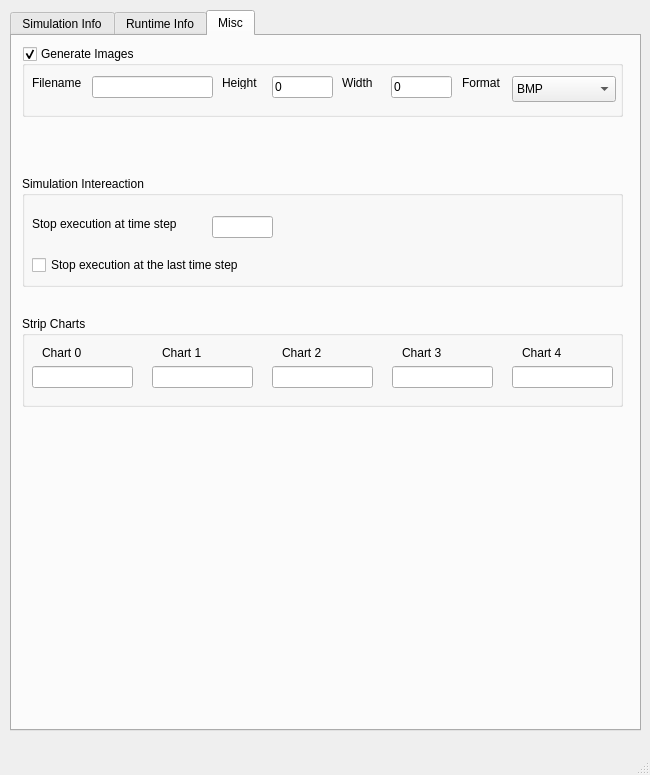
This is src/VisIt/libsim/uintah.ui in Uintah/Uintah as Qt 5 draws it before an edit. The edited form follows.
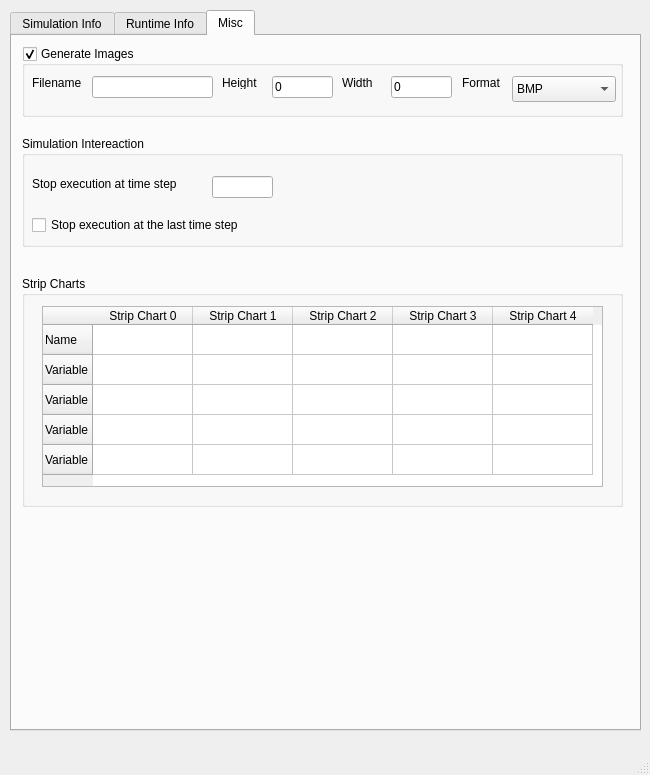
This is the edited form. The open tabs and pages were chosen to show the change.

Commit message: added strip chart functionality

What changed in the file:
```diff
--- a/src/VisIt/libsim/uintah.ui
+++ b/src/VisIt/libsim/uintah.ui
@@ -722,7 +722,7 @@
       <property name="geometry">
        <rect>
         <x>10</x>
-        <y>140</y>
+        <y>100</y>
         <width>601</width>
         <height>111</height>
        </rect>
@@ -771,128 +771,73 @@
       <property name="geometry">
        <rect>
         <x>10</x>
-        <y>280</y>
+        <y>240</y>
         <width>601</width>
-        <height>91</height>
+        <height>231</height>
        </rect>
       </property>
       <property name="title">
        <string>Strip Charts</string>
       </property>
-      <widget class="QLabel" name="StripChartLabel1">
-       <property name="geometry">
-        <rect>
-         <x>140</x>
-         <y>30</y>
-         <width>56</width>
-         <height>13</height>
-        </rect>
-       </property>
-       <property name="text">
-        <string>Chart 1</string>
-       </property>
-      </widget>
-      <widget class="QLineEdit" name="StripChartVar1">
-       <property name="geometry">
-        <rect>
-         <x>130</x>
-         <y>50</y>
-         <width>101</width>
-         <height>22</height>
-        </rect>
-       </property>
-      </widget>
-      <widget class="QLabel" name="StripChartLabel2">
-       <property name="geometry">
-        <rect>
-         <x>260</x>
-         <y>30</y>
-         <width>56</width>
-         <height>13</height>
-        </rect>
-       </property>
-       <property name="text">
-        <string>Chart 2</string>
-       </property>
-      </widget>
-      <widget class="QLabel" name="StripChartLabel3">
-       <property name="geometry">
-        <rect>
-         <x>380</x>
-         <y>30</y>
-         <width>56</width>
-         <height>13</height>
-        </rect>
-       </property>
-       <property name="text">
-        <string>Chart 3</string>
-       </property>
-      </widget>
-      <widget class="QLabel" name="StripChartLabel0">
+      <widget class="QTableWidget" name="StripChartTable">
        <property name="geometry">
         <rect>
          <x>20</x>
          <y>30</y>
-         <width>56</width>
-         <height>13</height>
+         <width>561</width>
+         <height>181</height>
         </rect>
        </property>
-       <property name="text">
-        <string>Chart 0</string>
-       </property>
-      </widget>
-      <widget class="QLabel" name="StripChartLabel4">
-       <property name="geometry">
-        <rect>
-         <x>500</x>
-         <y>30</y>
-         <width>56</width>
-         <height>13</height>
-        </rect>
-       </property>
-       <property name="text">
-        <string>Chart 4</string>
-       </property>
-      </widget>
-      <widget class="QLineEdit" name="StripChartVar2">
-       <property name="geometry">
-        <rect>
-         <x>250</x>
-         <y>50</y>
-         <width>101</width>
-         <height>22</height>
-        </rect>
-       </property>
-      </widget>
-      <widget class="QLineEdit" name="StripChartVar3">
-       <property name="geometry">
-        <rect>
-         <x>370</x>
-         <y>50</y>
-         <width>101</width>
-         <height>22</height>
-        </rect>
-       </property>
-      </widget>
-      <widget class="QLineEdit" name="StripChartVar4">
-       <property name="geometry">
-        <rect>
-         <x>490</x>
-         <y>50</y>
-         <width>101</width>
-         <height>22</height>
-        </rect>
-       </property>
-      </widget>
-      <widget class="QLineEdit" name="StripChartVar0">
-       <property name="geometry">
-        <rect>
-         <x>10</x>
-         <y>50</y>
-         <width>101</width>
-         <height>22</height>
-        </rect>
-       </property>
+       <row>
+        <property name="text">
+         <string>Name</string>
+        </property>
+       </row>
+       <row>
+        <property name="text">
+         <string>Variable</string>
+        </property>
+       </row>
+       <row>
+        <property name="text">
+         <string>Variable</string>
+        </property>
+       </row>
+       <row>
+        <property name="text">
+         <string>Variable</string>
+        </property>
+       </row>
+       <row>
+        <property name="text">
+         <string>Variable</string>
+        </property>
+       </row>
+       <column>
+        <property name="text">
+         <string>Strip Chart 0</string>
+        </property>
+       </column>
+       <column>
+        <property name="text">
+         <string>Strip Chart 1</string>
+        </property>
+       </column>
+       <column>
+        <property name="text">
+         <string>Strip Chart 2</string>
+        </property>
+       </column>
+       <column>
+        <property name="text">
+         <string>Strip Chart 3</string>
+        </property>
+       </column>
+       <column>
+        <property name="text">
+         <string>Strip Chart 4</string>
+        </property>
+       </column>
       </widget>
      </widget>
     </widget>
```
The commit also changes 7 other files.
